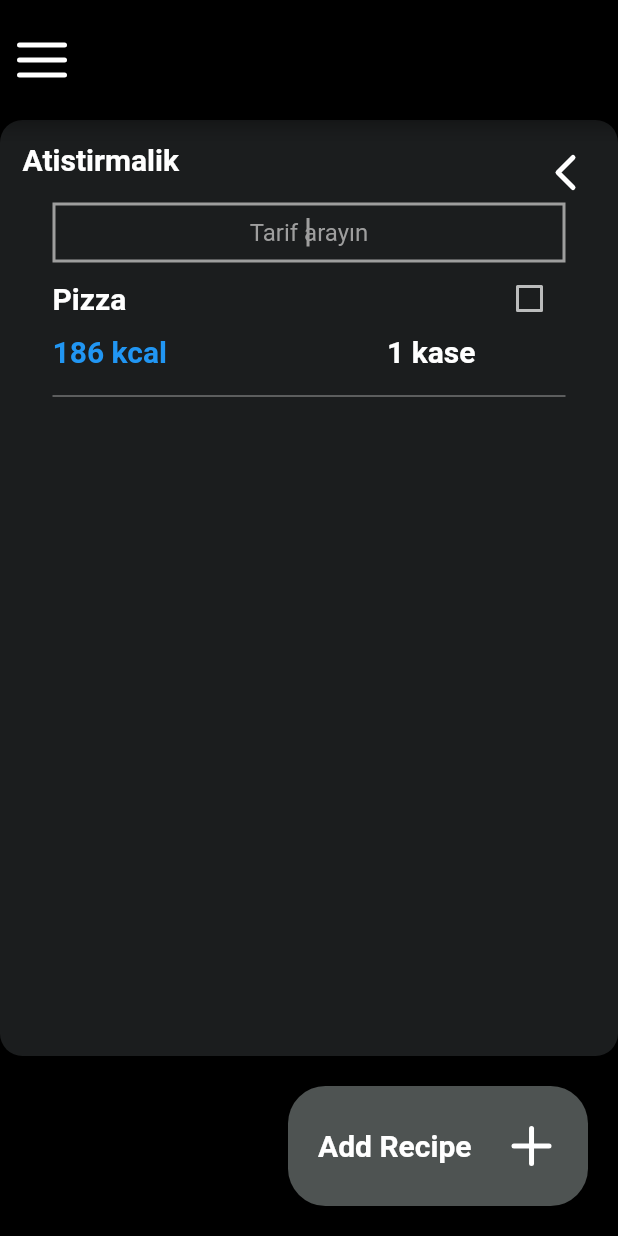
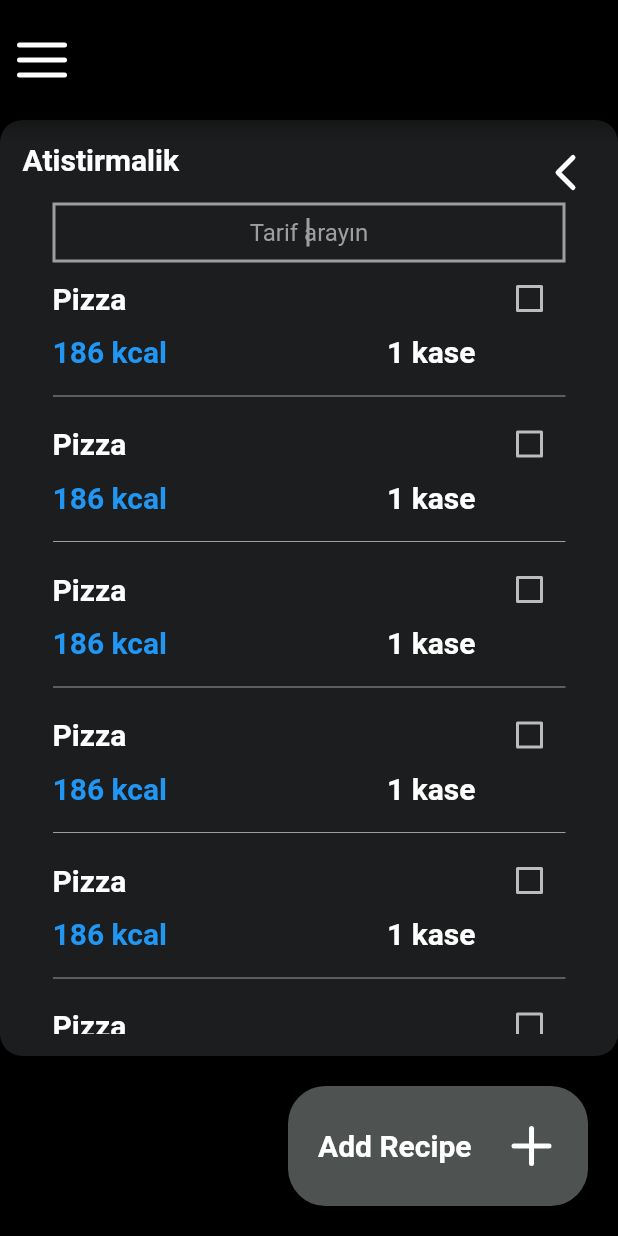
Before and after one commit to engineerturph/diethelper, a Flutter app: the MealScreen screen opened by its route, on a phone screen of 412 x 824 dp. Run offline on Flutter 3.47's test engine with Material 2 defaults, Android fonts, the phone set to English and light mode, and no system bars; our stand-ins replace flutter_feather_icons.

```diff
--- a/lib/screens/meal_screen.dart
+++ b/lib/screens/meal_screen.dart
@@ -12,6 +12,7 @@ class _MealScreenState extends State<MealScreen> {
   @override
   Widget build(BuildContext context) {
     return Scaffold(
+      resizeToAvoidBottomInset: false,
       backgroundColor: Colors.black,
       appBar: AppBar(
         backgroundColor: Colors.black,
--- a/lib/widgets/meal_body_widget.dart
+++ b/lib/widgets/meal_body_widget.dart
@@ -16,6 +16,11 @@ class _MealBodyWidgetState extends State<MealBodyWidget> {
   void initState() {
     // TODO: implement initState
     super.initState();
+    FoodsList.add(RecipeBox());
+    FoodsList.add(RecipeBox());
+    FoodsList.add(RecipeBox());
+    FoodsList.add(RecipeBox());
+    FoodsList.add(RecipeBox());
     FoodsList.add(RecipeBox());
   }
 
@@ -47,7 +52,8 @@ class _MealBodyWidgetState extends State<MealBodyWidget> {
                       )
                     ],
                   ),
-                  Padding(
+                  Expanded(
+                    child: Padding(
                       padding: EdgeInsets.symmetric(horizontal: 20.0),
                       child: Column(
                         children: [
@@ -57,11 +63,14 @@ class _MealBodyWidgetState extends State<MealBodyWidget> {
                             textAlign: TextAlign.center,
                             maxLines: 1,
                           ),
-                        ListView(
-                          shrinkWrap: true,
+                          Flexible(
+                            fit: FlexFit.tight,
+                            child: ListView(
                               children: FoodsList,
+                            ),
                           )
                         ],
+                      ),
                     ),
                   )
                 ],
--- a/lib/widgets/recipe_box.dart
+++ b/lib/widgets/recipe_box.dart
@@ -47,7 +47,7 @@ class _RecipeBoxState extends State<RecipeBox> {
                   '1 kase',
                   style: kMiddleTextStyle,
                 ),
-              )
+              ),
             ],
           ),
         ),
```
Lines whose indentation alone changed are shown as unchanged.
